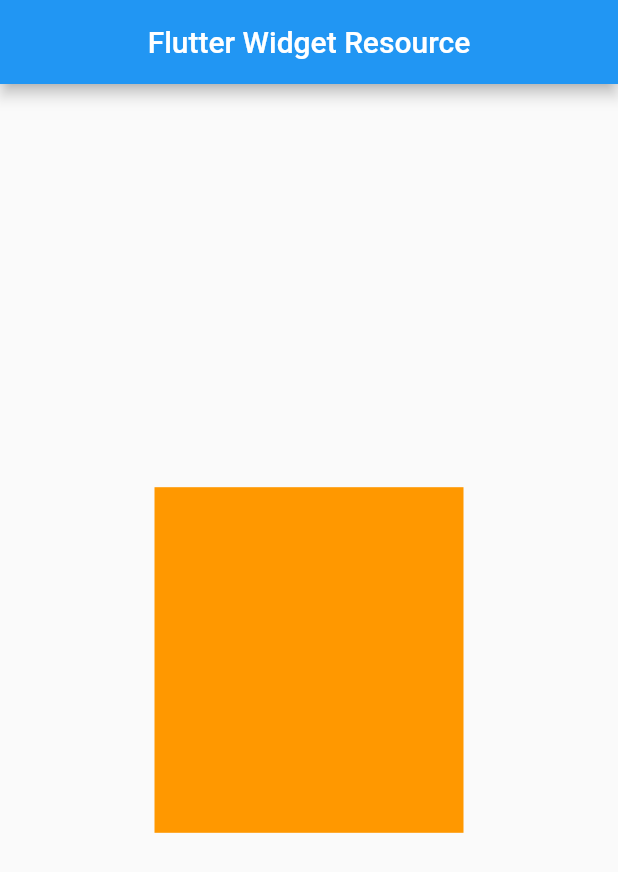
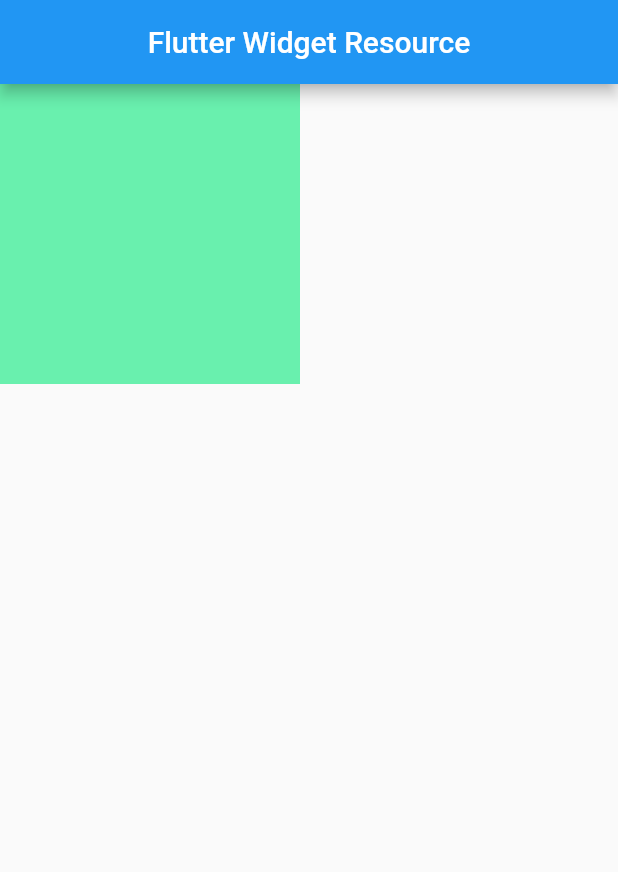
Before and after one commit to khalid063/Flutter-Widget-Resource, a Flutter app: the screen it shows after launch, on a phone screen of 412 x 824 dp. Shown: the top 872 px of the screen. Run offline on Flutter 3.47's test engine with Material 2 defaults, Android fonts, the phone set to English and light mode, and no system bars.

Commit message:
Layout Builder for Adaptive Design

```diff
--- a/lib/main.dart
+++ b/lib/main.dart
@@ -32,14 +32,15 @@ class _HomeScreenState extends State<HomeScreen> {
         title: Text('Flutter Widget Resource'),
         centerTitle: true,
       ),
-      body: Center(
-        child: FractionallySizedBox(
-          widthFactor: 0.5,             /// full width = 1
-          heightFactor: 0.3,            /// full height = 1
-          child: Container(
-            color: Colors.orange,
-          ),
-        ),
+      body: LayoutBuilder(
+        builder: (BuildContext context, BoxConstraints constraints){
+          if(constraints.maxWidth > 600){
+            return Container(height: 400, width: 400, color: Colors.greenAccent,);
+          }
+          else{
+            return Container(height: 200, width: 200, color: Colors.greenAccent,);
+          }
+        },
       ),
     );
   }
```
